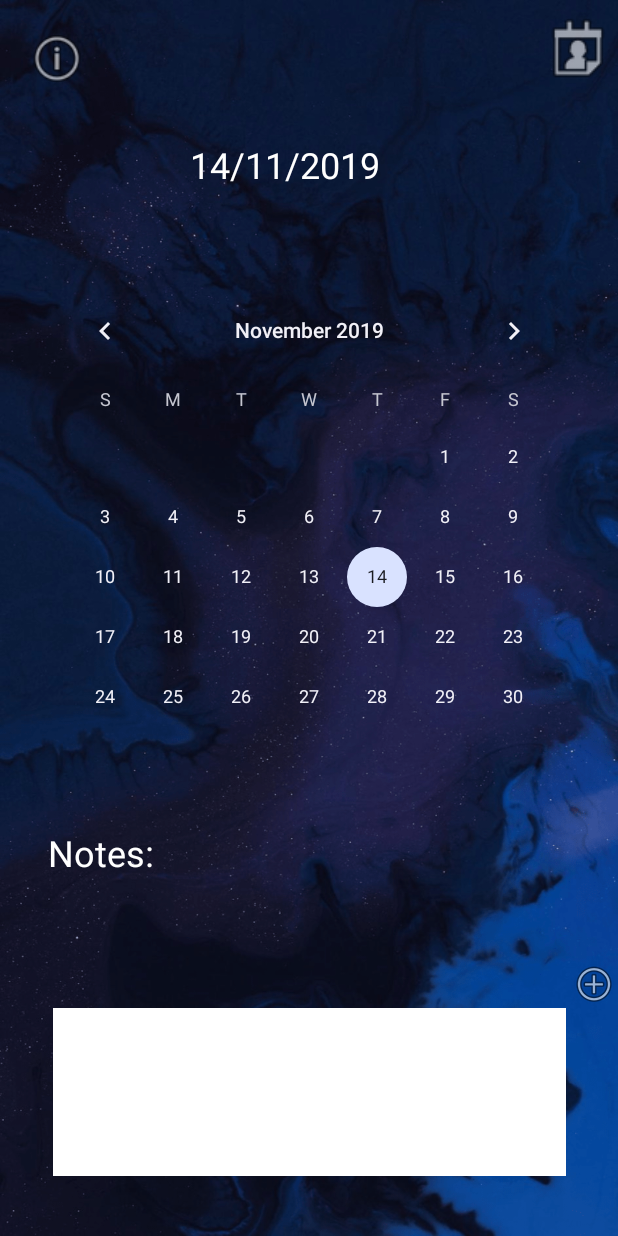
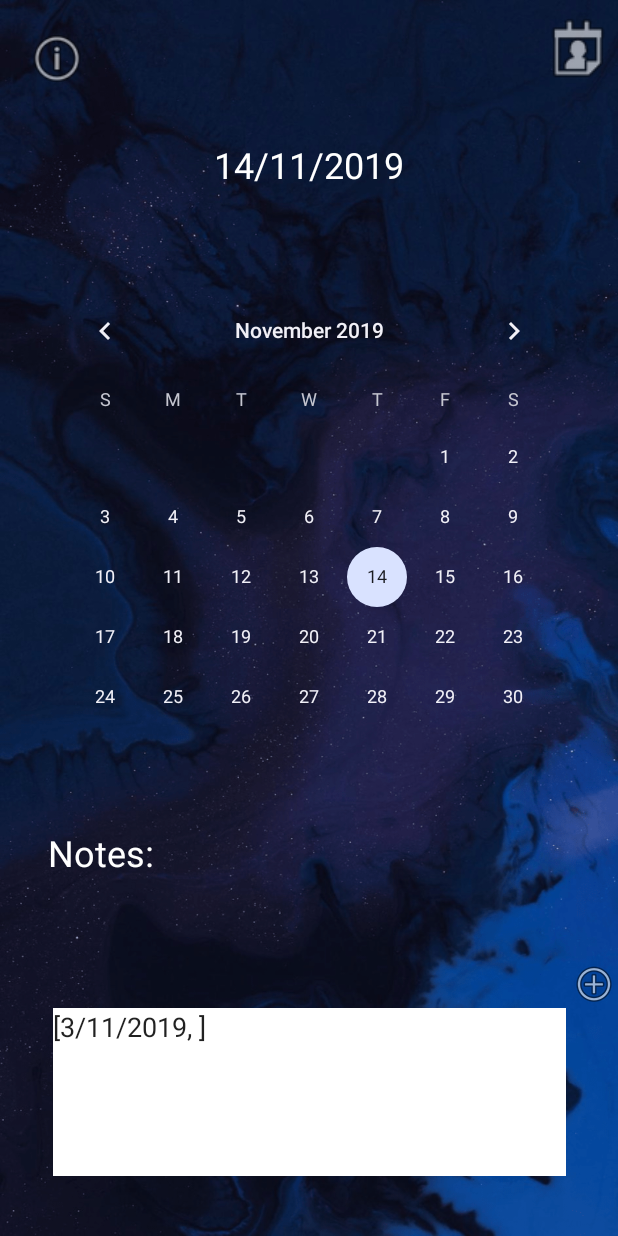
Before and after one commit to Alee2847L/Calendar, an Android app: the screen it shows after launch (MainActivity), after a tap on an icon or button, on a phone screen of 412 x 824 dp. Run offline under Robolectric (Android 15) with nearby library versions, the phone set to English and light mode, and no system bars.

Commit message:
element to mutable list

```diff
--- a/app/src/main/java/com/example/calendaraplication/MainActivity.kt
+++ b/app/src/main/java/com/example/calendaraplication/MainActivity.kt
@@ -4,9 +4,11 @@ import android.app.DatePickerDialog
 import android.content.Intent
 import androidx.appcompat.app.AppCompatActivity
 import android.os.Bundle
+import android.util.Log
 import android.widget.DatePicker
 import kotlinx.android.synthetic.main.activity_main.*
 import kotlinx.android.synthetic.main.activity_principal.*
+import kotlinx.android.synthetic.main.content_item.*
 import java.util.*
 
 class MainActivity : AppCompatActivity() {
@@ -26,20 +28,30 @@ class MainActivity : AppCompatActivity() {
         val m=month
         val d=day
 
-        val mut : MutableList<String> = mutableListOf("3/11/2019 empleo")
+        val mut : MutableList<String> = mutableListOf("3/11/2019")
+
 
         dateTv.setText(""+ d +"/"+ m +"/"+ y)
 
-        calendarView.setOnDateChangeListener { view, year:Int, month:Int, dayOfMonth:Int -> editText2.setText(""+ dayOfMonth +"/"+ month +"/"+ year)
-            if(mut.contains(editText2.toString())){
-                editText2.setText(mut.contains(editText2.toString()).toString())
+        calendarView.setOnDateChangeListener { view, year:Int, month:Int, dayOfMonth:Int -> dateTv.setText(""+ dayOfMonth +"/"+ month +"/"+ year)
+            for(element in mut){
+                Log.d("mutable", element)
+                if(element.contains(dateTv.text)){
+                    //editText2.setText(mut.contains(editText2.toString()).toString())
+                    editText2.setText(element)
+                }else{
+                    editText2.setText(dateTv.text)
+                }
             }
           //  mut.add(dateTv.toString())
            // editText2.setText(mut.toString())
         }
 
+        var fecha: Date?=null
         imageView9.setOnClickListener{
-            mut.add(editText2.toString())
+
+            mut.add(editText2.text.toString())
+            editText2.setText(mut.toString())
         }
 
 
--- a/app/src/main/res/layout/activity_main.xml
+++ b/app/src/main/res/layout/activity_main.xml
@@ -38,6 +38,7 @@
         android:layout_height="37dp"
         android:layout_marginEnd="112dp"
         android:layout_marginRight="112dp"
+        android:textAlignment="center"
         android:text="Date!"
         android:textColor="#FFFFFF"
         android:textSize="24sp"
```
